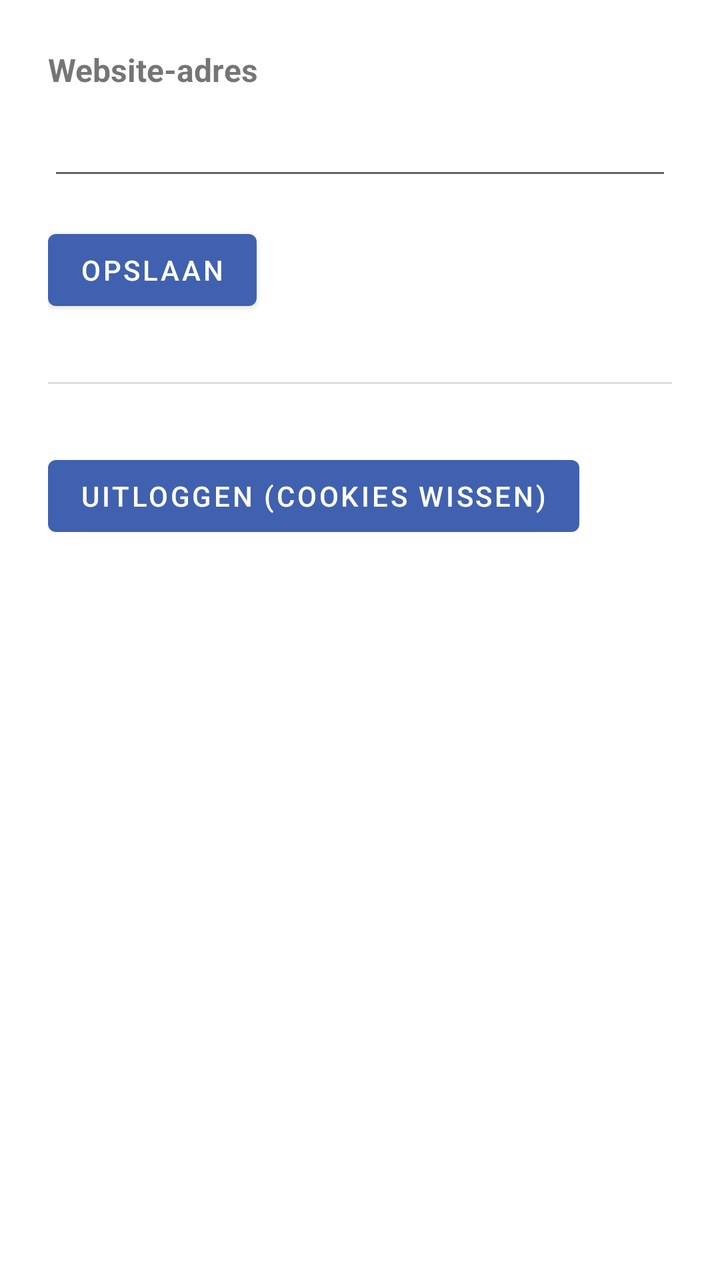
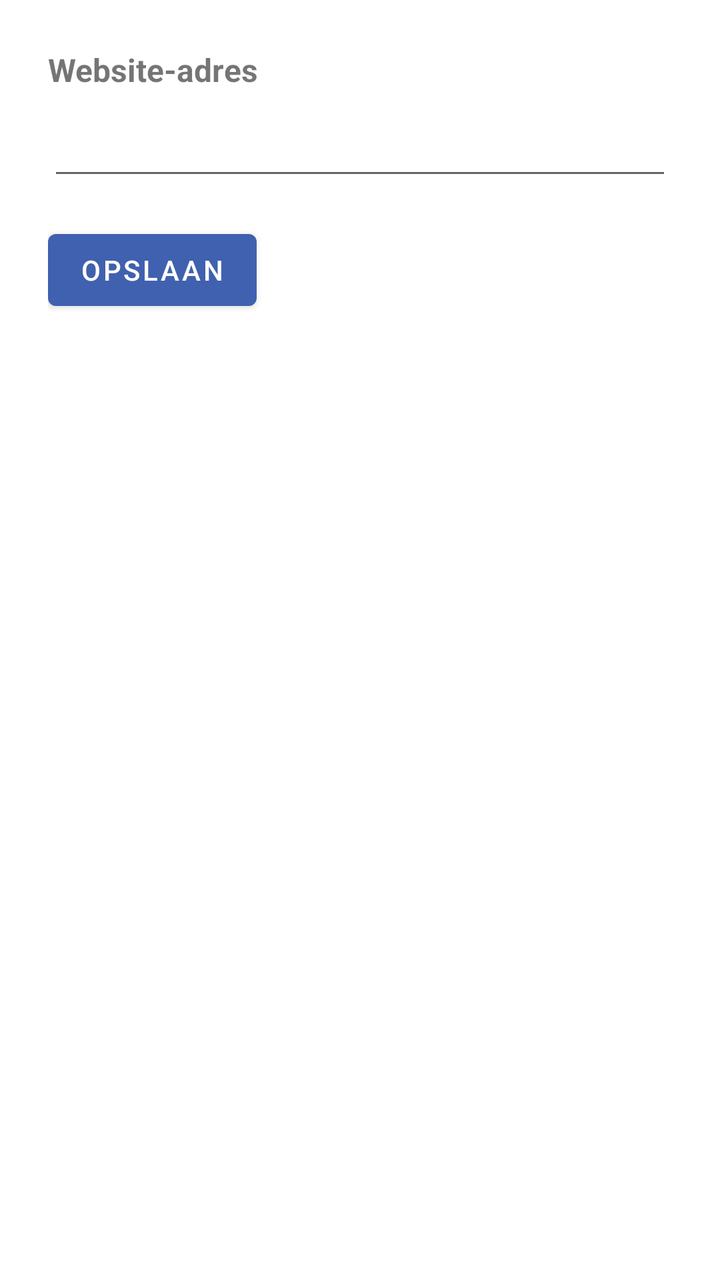

Screens rendered from an Android XML layout before and after an edit, with the pre-edit source and the edit as a unified diff.
<!-- AndroidManifest.xml: application theme Theme.KantineTablet -->
<!-- res/layout/activity_settings.xml -->
<?xml version="1.0" encoding="utf-8"?>
<LinearLayout xmlns:android="http://schemas.android.com/apk/res/android"
    android:layout_width="match_parent"
    android:layout_height="match_parent"
    android:orientation="vertical"
    android:padding="24dp">

    <TextView
        android:layout_width="wrap_content"
        android:layout_height="wrap_content"
        android:layout_marginBottom="8dp"
        android:text="@string/basis_url_label"
        android:textSize="16sp"
        android:textStyle="bold" />

    <EditText
        android:id="@+id/baseUrlVeld"
        android:layout_width="match_parent"
        android:layout_height="wrap_content"
        android:autofillHints="url"
        android:inputType="textUri" />

    <Button
        android:id="@+id/opslaanKnop"
        android:layout_width="wrap_content"
        android:layout_height="wrap_content"
        android:layout_marginTop="16dp"
        android:text="@string/opslaan" />

    <View
        android:layout_width="match_parent"
        android:layout_height="1dp"
        android:layout_marginVertical="32dp"
        android:background="#DDDDDD" />

    <Button
        android:id="@+id/uitloggenKnop"
        android:layout_width="wrap_content"
        android:layout_height="wrap_content"
        android:text="@string/uitloggen" />

</LinearLayout>
<!-- resources referenced by this layout -->
<resources>
  <string name="basis_url_label">Website-adres</string>
  <string name="opslaan">Opslaan</string>
  <string name="uitloggen">Uitloggen (cookies wissen)</string>
  <style name="Theme.KantineTablet" parent="Theme.MaterialComponents.DayNight.NoActionBar">
          <item name="colorPrimary">@color/blauw</item>
          <item name="colorPrimaryDark">@color/blauw_donker</item>
          <item name="colorAccent">@color/geel</item>
          <item name="colorControlActivated">@color/geel</item>
      </style>
  <color name="blauw">#4061AF</color>
  <color name="blauw_donker">#2C4680</color>
  <color name="geel">#FCD42F</color>
</resources>

<!-- the commit's change to res/layout/activity_settings.xml (unified diff, before → after) -->
@@ -27,16 +27,4 @@
         android:layout_marginTop="16dp"
         android:text="@string/opslaan" />
 
-    <View
-        android:layout_width="match_parent"
-        android:layout_height="1dp"
-        android:layout_marginVertical="32dp"
-        android:background="#DDDDDD" />
-
-    <Button
-        android:id="@+id/uitloggenKnop"
-        android:layout_width="wrap_content"
-        android:layout_height="wrap_content"
-        android:text="@string/uitloggen" />
-
 </LinearLayout>
<!-- resource entries referenced after the edit -->
@@ -2,7 +2,6 @@
 <resources>
   <string name="basis_url_label">Website-adres</string>
   <string name="opslaan">Opslaan</string>
-  <string name="uitloggen">Uitloggen (cookies wissen)</string>
   <style name="Theme.KantineTablet" parent="Theme.MaterialComponents.DayNight.NoActionBar">
           <item name="colorPrimary">@color/blauw</item>
           <item name="colorPrimaryDark">@color/blauw_donker</item>
